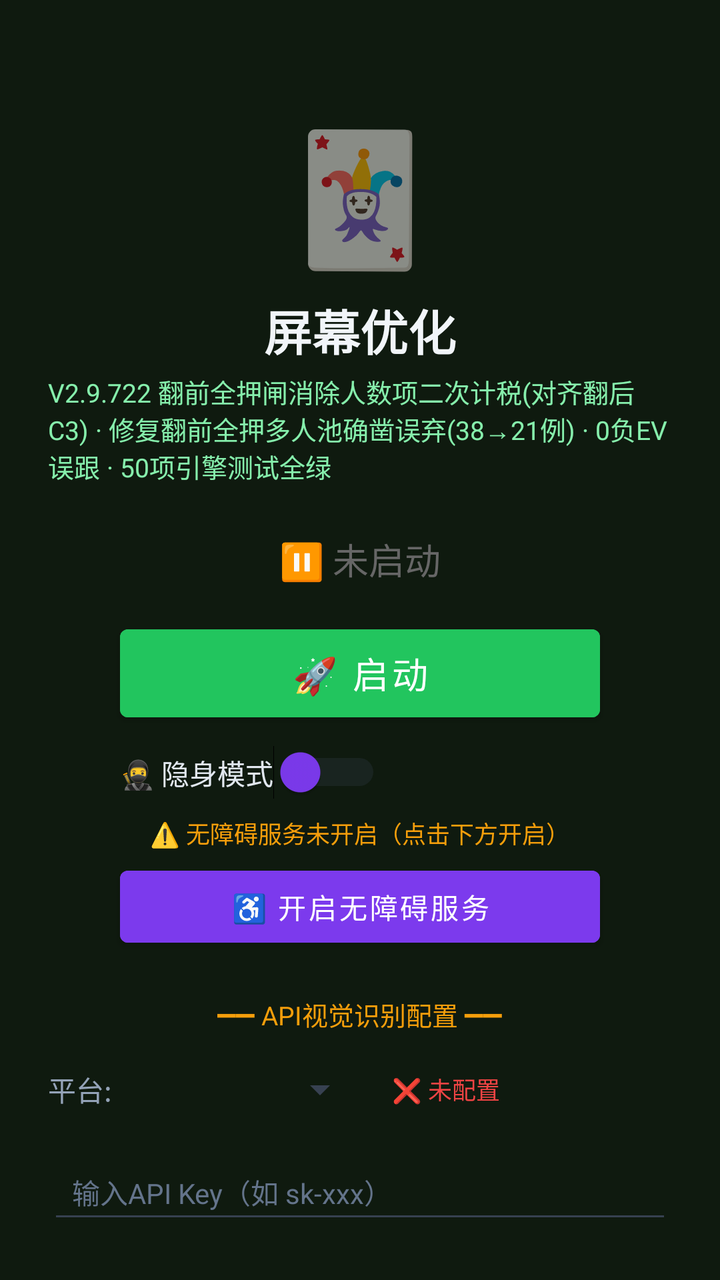
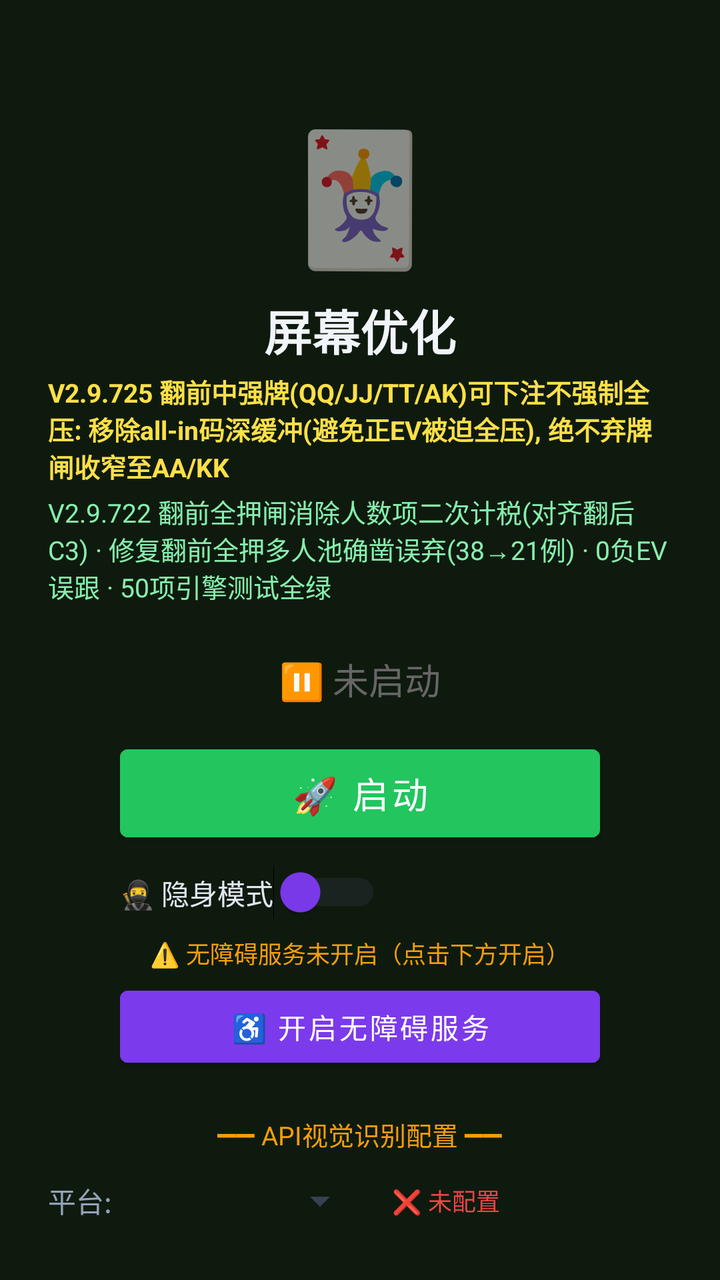

Screens rendered from an Android XML layout before and after an edit, with the pre-edit source and the edit as a unified diff.
<!-- AndroidManifest.xml: activity theme Theme.MjScreenshot -->
<!-- res/layout/activity_main.xml -->
<?xml version="1.0" encoding="utf-8"?>
<LinearLayout xmlns:android="http://schemas.android.com/apk/res/android"
    android:layout_width="match_parent"
    android:layout_height="match_parent"
    android:orientation="vertical"
    android:background="#0f1a0f"
    android:padding="24dp"
    android:gravity="center_horizontal">

    <TextView
        android:layout_width="wrap_content"
        android:layout_height="wrap_content"
        android:text="🃏"
        android:textSize="64sp"
        android:layout_marginTop="30dp" />

    <TextView
        android:layout_width="wrap_content"
        android:layout_height="wrap_content"
        android:text="屏幕优化"
        android:textSize="24sp"
        android:textColor="#f1f5f9"
        android:textStyle="bold"
        android:layout_marginTop="8dp" />

    <TextView
        android:layout_width="wrap_content"
        android:layout_height="wrap_content"
        android:text="V2.9.722 翻前全押闸消除人数项二次计税(对齐翻后C3) · 修复翻前全押多人池确凿误弃(38→21例) · 0负EV误跟 · 50项引擎测试全绿"
        android:textSize="13sp"
        android:textColor="#86efac"
        android:layout_marginTop="4dp" />

    <TextView
        android:id="@+id/tvStatus"
        android:layout_width="wrap_content"
        android:layout_height="wrap_content"
        android:text="⏸ 未启动"
        android:textSize="18sp"
        android:textColor="#666666"
        android:layout_marginTop="24dp" />

    <Button
        android:id="@+id/btnStart"
        android:layout_width="240dp"
        android:layout_height="56dp"
        android:text="🚀 启动"
        android:textSize="18sp"
        android:textColor="#ffffff"
        android:backgroundTint="#22c55e"
        android:layout_marginTop="16dp" />

    <Button
        android:id="@+id/btnHelper"
        android:layout_width="240dp"
        android:layout_height="56dp"
        android:text="🃏 打开智囊"
        android:textSize="16sp"
        android:textColor="#ffffff"
        android:backgroundTint="#16a34a"
        android:layout_marginTop="12dp"
        android:visibility="gone" />

    
    <LinearLayout
        android:layout_width="240dp"
        android:layout_height="wrap_content"
        android:orientation="horizontal"
        android:gravity="center_vertical"
        android:layout_marginTop="8dp">

        <Switch
            android:id="@+id/switchStealth"
            android:layout_width="wrap_content"
            android:layout_height="wrap_content"
            android:text="🥷 隐身模式"
            android:textColor="#e2e8f0"
            android:textSize="14sp"
            android:thumbTint="#7c3aed"
            android:trackTint="#374151" />
    </LinearLayout>

    <TextView
        android:id="@+id/tvAccessibilityStatus"
        android:layout_width="wrap_content"
        android:layout_height="wrap_content"
        android:text="⚠️ 无障碍服务未开启（点击下方开启）"
        android:textSize="12sp"
        android:textColor="#f59e0b"
        android:layout_marginTop="8dp"
        android:gravity="center" />

    <Button
        android:id="@+id/btnAccessibility"
        android:layout_width="240dp"
        android:layout_height="48dp"
        android:text="♿ 开启无障碍服务"
        android:textSize="14sp"
        android:textColor="#ffffff"
        android:backgroundTint="#7c3aed"
        android:layout_marginTop="4dp" />

    <TextView
        android:layout_width="wrap_content"
        android:layout_height="wrap_content"
        android:text="━━ API视觉识别配置 ━━"
        android:textSize="13sp"
        android:textColor="#f59e0b"
        android:layout_marginTop="20dp" />

    <LinearLayout
        android:layout_width="match_parent"
        android:layout_height="wrap_content"
        android:orientation="horizontal"
        android:layout_marginTop="8dp"
        android:gravity="center_vertical">

        <TextView
            android:layout_width="wrap_content"
            android:layout_height="wrap_content"
            android:text="平台:"
            android:textSize="14sp"
            android:textColor="#94a3b8" />

        <Spinner
            android:id="@+id/spinnerProvider"
            android:layout_width="120dp"
            android:layout_height="40dp"
            android:layout_marginStart="8dp"
            android:backgroundTint="#374151" />

        <TextView
            android:id="@+id/tvApiStatus"
            android:layout_width="wrap_content"
            android:layout_height="wrap_content"
            android:text="❌ 未配置"
            android:textSize="12sp"
            android:textColor="#ef4444"
            android:layout_marginStart="12dp" />
    </LinearLayout>

    <EditText
        android:id="@+id/etApiKey"
        android:layout_width="match_parent"
        android:layout_height="44dp"
        android:hint="输入API Key（如 sk-xxx）"
        android:textSize="14sp"
        android:textColor="#e2e8f0"
        android:textColorHint="#64748b"
        android:backgroundTint="#374151"
        android:inputType="textPassword"
        android:layout_marginTop="8dp"
        android:paddingStart="12dp"
        android:paddingEnd="12dp" />

    <Button
        android:id="@+id/btnSaveApi"
        android:layout_width="200dp"
        android:layout_height="44dp"
        android:text="💾 保存API配置"
        android:textSize="14sp"
        android:textColor="#ffffff"
        android:backgroundTint="#d97706"
        android:layout_marginTop="8dp" />

    <TextView
        android:id="@+id/tvHint"
        android:layout_width="wrap_content"
        android:layout_height="wrap_content"
        android:text="先点上方按钮启动截屏"
        android:textSize="13sp"
        android:textColor="#666666"
        android:layout_marginTop="12dp"
        android:gravity="center" />

    <TextView
        android:layout_width="wrap_content"
        android:layout_height="wrap_content"
        android:text="使用步骤：\n1. 配置API Key（支持OpenAI/通义千问VL/硅基流动）\n2. 点「开启无障碍服务」→ 开启\n3. 开启「🥷隐身模式」(反检测)\n4. 点「启动」→ 允许悬浮窗\n5. 打牌时点屏幕上的🎯悬浮球即可截屏识别\n★ 拖动悬浮球可移到不挡牌的位置 ★\n★ 长按悬浮球可展开/收起详细面板 ★\n★ 悬浮球边框颜色=建议：绿=加注 橙=跟注 红=弃牌 ★"
        android:textSize="12sp"
        android:textColor="#64748b"
        android:layout_marginTop="12dp"
        android:lineSpacingExtra="3dp" />

</LinearLayout>
<!-- resources referenced by this layout -->
<resources>
  <style name="Theme.MjScreenshot" parent="Theme.MaterialComponents.DayNight.DarkActionBar">
          <item name="colorPrimary">#1e40af</item>
          <item name="colorPrimaryVariant">#1e3a8a</item>
          <item name="colorOnPrimary">#ffffff</item>
          <item name="android:statusBarColor">#0f172a</item>
      </style>
</resources>

<!-- the commit's change to res/layout/activity_main.xml (unified diff, before → after) -->
@@ -22,6 +22,15 @@
         android:textColor="#f1f5f9"
         android:textStyle="bold"
         android:layout_marginTop="8dp" />
+
+    <TextView
+        android:layout_width="wrap_content"
+        android:layout_height="wrap_content"
+        android:text="V2.9.725 翻前中强牌(QQ/JJ/TT/AK)可下注不强制全压: 移除all-in码深缓冲(避免正EV被迫全压), 绝不弃牌闸收窄至AA/KK"
+        android:textSize="13sp"
+        android:textColor="#fde047"
+        android:textStyle="bold"
+        android:layout_marginTop="4dp" />
 
     <TextView
         android:layout_width="wrap_content"
